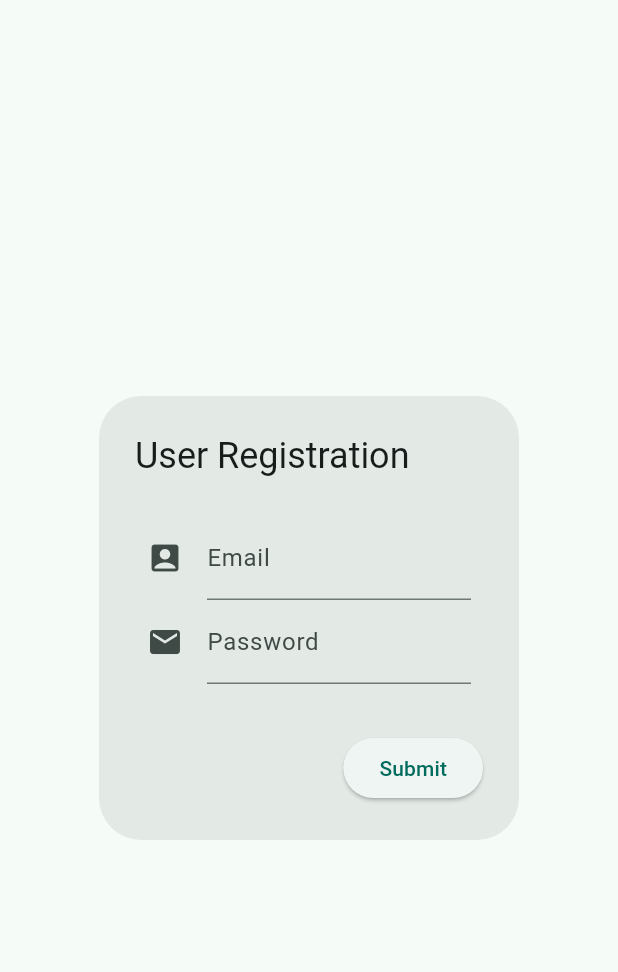
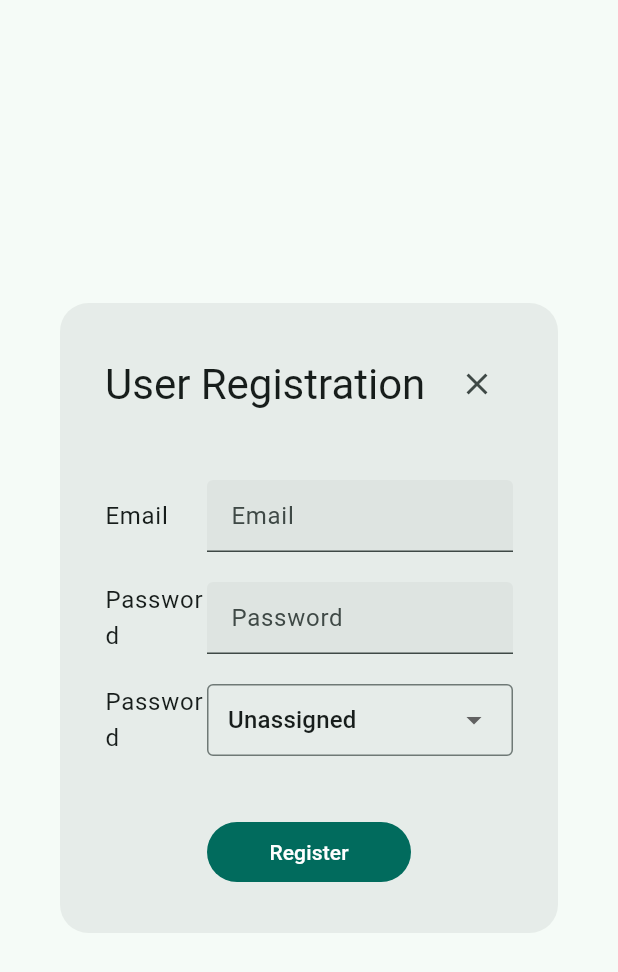
Before and after one commit to ShariaHabib/cs24-p2-Team_Supply, a Flutter app: the CustomDialog widget shown alone on an empty page, opened directly, on a phone screen of 412 x 824 dp. Shown: the top 972 px of the screen. Run offline on Flutter 3.47's test engine with Material 3 defaults, Android fonts, the phone set to English and light mode, and no system bars.

Commit message:
update user registration,add initial model and initial api call

```diff
--- /dev/null
+++ b/ecosync/lib/business_logic/login_logic.dart
@@ -0,0 +1,20 @@
+import 'package:http/http.dart' as http;
+
+import '../constants/constants.dart';
+import '../models/models.dart';
+
+class LoginLogic {
+  static Future<dynamic> login(String email, String password) async {
+    try {
+      String body = LoginModel(email: email, password: password).toJson();
+
+      http.Response resp = await http.post(
+        Uri.parse(API_LOGIN),
+        body: body,
+      );
+      print(resp);
+    } catch (e) {
+      print(e);
+    }
+  }
+}
--- a/ecosync/lib/common/common.dart
+++ b/ecosync/lib/common/common.dart
@@ -1,3 +1,5 @@
 export './custom_filled_button.dart';
 export './custom_search_field.dart';
 export './custom_add_button.dart';
+export './custom_text_field.dart';
+export './dialog_form_field.dart';
--- /dev/null
+++ b/ecosync/lib/common/custom_text_field.dart
@@ -0,0 +1,23 @@
+import 'package:flutter/material.dart';
+
+class CustomTextField extends StatelessWidget {
+  const CustomTextField({
+    super.key,
+    required this.controller,
+    required this.hintText,
+  });
+
+  final TextEditingController controller;
+  final String hintText;
+
+  @override
+  Widget build(BuildContext context) {
+    return TextField(
+      controller: controller,
+      decoration: InputDecoration(
+        hintText: hintText,
+        filled: true,
+      ),
+    );
+  }
+}
--- /dev/null
+++ b/ecosync/lib/common/dialog_form_field.dart
@@ -0,0 +1,89 @@
+import 'package:ecosync/constants/constants.dart';
+import 'package:flutter/material.dart';
+
+import 'custom_text_field.dart';
+
+class DialogFormFiled extends StatefulWidget {
+  const DialogFormFiled({
+    super.key,
+    required this.controller,
+    required this.prefixText,
+    this.hintText,
+    this.isDropDown,
+  });
+
+  final TextEditingController controller;
+  final String prefixText;
+  final String? hintText;
+  final bool? isDropDown;
+
+  @override
+  State<DialogFormFiled> createState() => _DialogFormFiledState();
+}
+
+class _DialogFormFiledState extends State<DialogFormFiled> {
+  Map<int, String> list = {
+    4: "Unassigned",
+    3: "Landfill Manager",
+    2: "STS Manager",
+    1: "System Admin "
+  };
+  late int dropdownValue;
+
+  @override
+  void initState() {
+    dropdownValue = list.entries.first.key;
+    super.initState();
+  }
+
+  @override
+  Widget build(BuildContext context) {
+    return Row(
+      mainAxisAlignment: MainAxisAlignment.spaceBetween,
+      children: [
+        Expanded(
+            flex: 1,
+            child: Text(widget.prefixText,
+                style: Theme.of(context).textTheme.bodyLarge)),
+        if (widget.isDropDown != null)
+          Expanded(
+            flex: 3,
+            child: InputDecorator(
+              decoration: const InputDecoration(
+                border: OutlineInputBorder(),
+                contentPadding: EdgeInsets.symmetric(vertical: 0),
+              ),
+              child: DropdownButtonHideUnderline(
+                child: DropdownButton<int>(
+                  padding: const EdgeInsets.symmetric(
+                      horizontal: kDefaultPadding * 0.5),
+                  focusColor: Colors.transparent,
+                  borderRadius: BorderRadius.circular(0),
+                  isExpanded: true,
+                  value: dropdownValue,
+                  items: list.entries.map<DropdownMenuItem<int>>((emtry) {
+                    return DropdownMenuItem<int>(
+                      value: emtry.key,
+                      child: Text(emtry.value),
+                    );
+                  }).toList(),
+                  onChanged: (int? value) {
+                    widget.controller.text = value.toString();
+                    setState(() {
+                      dropdownValue = value!;
+                    });
+                  },
+                ),
+              ),
+            ),
+          ),
+        if (widget.isDropDown == null)
+          Expanded(
+            flex: 3,
+            child: CustomTextField(
+                controller: widget.controller, hintText: widget.hintText ?? ""),
+          )
+      ],
+    );
+  }
+}
--- /dev/null
+++ b/ecosync/lib/constants/api_constant.dart
@@ -0,0 +1,3 @@
+// ignore_for_file: constant_identifier_names
+
+const String API_LOGIN = "http://127.0.0.1:8000/auth/login";
--- a/ecosync/lib/constants/constants.dart
+++ b/ecosync/lib/constants/constants.dart
@@ -1 +1,3 @@
+export "./api_constant.dart";
+
 const double kDefaultPadding = 20.0;
--- a/ecosync/lib/features/dashboard/view/dashboard.dart
+++ b/ecosync/lib/features/dashboard/view/dashboard.dart
@@ -1,7 +1,7 @@
-import 'package:ecosync/features/features.dart';
 import 'package:flutter/material.dart';
 import 'package:provider/provider.dart';
 
+import '../../features.dart';
 import '../controller/menu_controller.dart';
 import '../widgets/widgets.dart';
 
--- a/ecosync/lib/features/manage_users/widget/custom_popup.dart
+++ b/ecosync/lib/features/manage_users/widget/custom_popup.dart
@@ -1,41 +1,81 @@
+import 'package:ecosync/constants/constants.dart';
 import 'package:flutter/material.dart';
 
-class CustomDialog extends StatelessWidget {
+import '../../../common/common.dart';
+
+class CustomDialog extends StatefulWidget {
   const CustomDialog({
     super.key,
   });
 
   @override
+  State<CustomDialog> createState() => _CustomDialogState();
+}
+
+class _CustomDialogState extends State<CustomDialog> {
+  final TextEditingController _email = TextEditingController();
+  final TextEditingController _password = TextEditingController();
+  final TextEditingController _role = TextEditingController();
+
+  @override
   Widget build(BuildContext context) {
-    return AlertDialog(
-      scrollable: true,
-      title: const Text('User Registration'),
-      content: Padding(
-        padding: const EdgeInsets.all(8.0),
+    return Dialog(
+      shape: RoundedRectangleBorder(borderRadius: BorderRadius.circular(19)),
+      surfaceTintColor: Colors.white,
+      child: Container(
+        height: 420,
+        width: 400,
+        padding: const EdgeInsets.all(kDefaultPadding * 1.5),
         child: Column(
+          crossAxisAlignment: CrossAxisAlignment.start,
           children: [
-            TextFormField(
-              decoration: const InputDecoration(
-                labelText: 'Email',
-                icon: Icon(Icons.account_box),
-              ),
+            Row(
+              mainAxisAlignment: MainAxisAlignment.spaceBetween,
+              children: [
+                Text(
+                  "User Registration",
+                  style: Theme.of(context).textTheme.headlineMedium,
+                ),
+                IconButton(
+                    onPressed: () {
+                      Navigator.pop(context);
+                    },
+                    icon: const Icon(Icons.close))
+              ],
             ),
-            TextFormField(
-              decoration: const InputDecoration(
-                labelText: 'Password',
-                icon: Icon(Icons.email),
-              ),
+            const SizedBox(height: kDefaultPadding * 2),
+            DialogFormFiled(
+                controller: _email, prefixText: "Email", hintText: "Email"),
+            const SizedBox(height: kDefaultPadding),
+            DialogFormFiled(
+                controller: _password,
+                prefixText: "Password",
+                hintText: "Password"),
+            const SizedBox(height: kDefaultPadding),
+            DialogFormFiled(
+              controller: _role,
+              prefixText: "Password",
+              isDropDown: true,
             ),
+            const SizedBox(height: kDefaultPadding * 2),
+            Row(
+              children: [
+                const Spacer(),
+                Expanded(
+                  flex: 2,
+                  child: CustomFilledButton(
+                    onPressed: () {},
+                    buttonText: "Register",
+                    filledColor: Theme.of(context).colorScheme.primary,
+                    buttonTextColor: Theme.of(context).colorScheme.onPrimary,
+                  ),
+                ),
+                const Spacer(),
+              ],
+            )
           ],
         ),
       ),
-      actions: [
-        ElevatedButton(
-            child: const Text("Submit"),
-            onPressed: () {
-              // your code
-            })
-      ],
     );
   }
 }
--- /dev/null
+++ b/ecosync/lib/models/login_model.dart
@@ -0,0 +1,56 @@
+import 'dart:convert';
+
+class LoginModel {
+
+  final String email;
+  final String password;
+  LoginModel({
+    required this.email,
+    required this.password,
+  });
+
+
+
+  LoginModel copyWith({
+    String? email,
+    String? password,
+  }) {
+    return LoginModel(
+      email: email ?? this.email,
+      password: password ?? this.password,
+    );
+  }
+
+  Map<String, dynamic> toMap() {
+    return <String, dynamic>{
+      'email': email,
+      'password': password,
+    };
+  }
+
+  factory LoginModel.fromMap(Map<String, dynamic> map) {
+    return LoginModel(
+      email: map['email'] as String,
+      password: map['password'] as String,
+    );
+  }
+
+  String toJson() => json.encode(toMap());
+
+  factory LoginModel.fromJson(String source) => LoginModel.fromMap(json.decode(source) as Map<String, dynamic>);
+
+  @override
+  String toString() => 'LoginModel(email: $email, password: $password)';
+
+  @override
+  bool operator ==(covariant LoginModel other) {
+    if (identical(this, other)) return true;
+
+    return
+      other.email == email &&
+      other.password == password;
+  }
+
+  @override
+  int get hashCode => email.hashCode ^ password.hashCode;
+}
--- /dev/null
+++ b/ecosync/lib/models/models.dart
@@ -0,0 +1 @@
+export "./login_model.dart";
--- a/ecosync/pubspec.yaml
+++ b/ecosync/pubspec.yaml
@@ -31,6 +31,7 @@ dependencies:
   flutter:
     sdk: flutter
   provider: ^6.1.2
+  http: ^1.2.0
 
   # The following adds the Cupertino Icons font to your application.
   # Use with the CupertinoIcons class for iOS style icons.
```
Also changed, not shown: ecosync/pubspec.lock.
